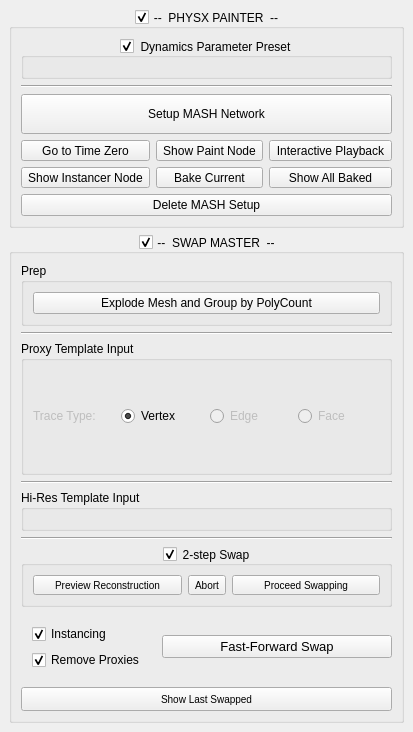
Old version of the form src/gui/app/setDressMaster/ui.ui in the repository mushogenshin/mk_dcc.
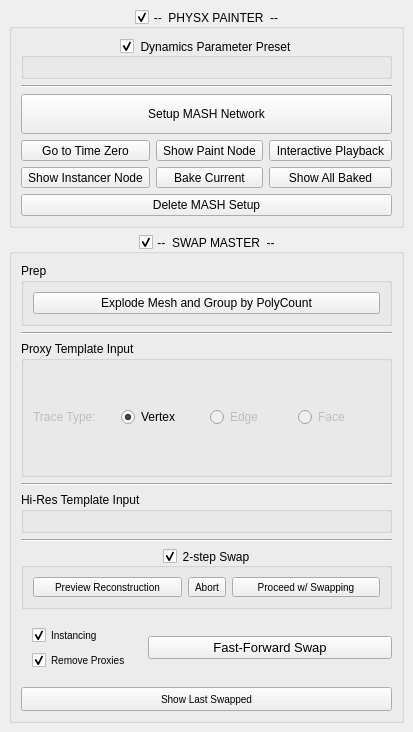
New version of the form. Icons and pictures are not drawn.

Patch:
```diff
--- a/src/gui/app/setDressMaster/ui.ui
+++ b/src/gui/app/setDressMaster/ui.ui
@@ -536,7 +536,7 @@
              <string notr="true">font-size: 10px;</string>
             </property>
             <property name="text">
-             <string>Proceed Swapping</string>
+             <string>Proceed w/ Swapping</string>
             </property>
             <property name="icon">
              <iconset resource="rc/resources.qrc">
@@ -586,6 +586,9 @@
            </property>
            <item>
             <widget class="QCheckBox" name="SM_swap_use_instancing_check_box">
+             <property name="styleSheet">
+              <string notr="true">font-size: 10px;</string>
+             </property>
              <property name="text">
               <string>Instancing</string>
              </property>
@@ -596,6 +599,9 @@
            </item>
            <item>
             <widget class="QCheckBox" name="SM_remove_proxies_check_box">
+             <property name="styleSheet">
+              <string notr="true">font-size: 10px;</string>
+             </property>
              <property name="text">
               <string>Remove Proxies</string>
              </property>
```
